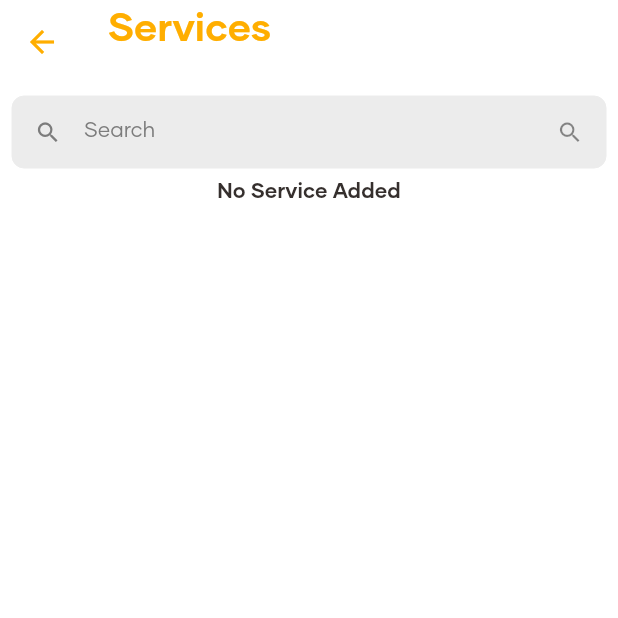
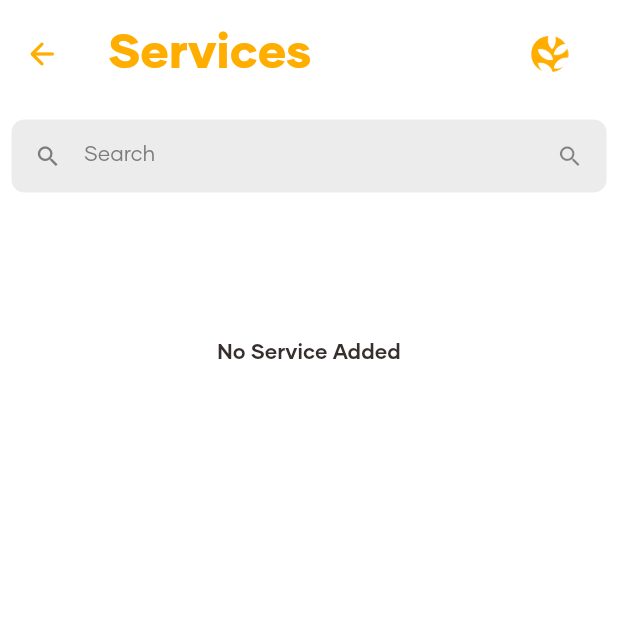
Before and after one commit to Mavuno-Hub/Mavuno-Hub, a Flutter app: the Services screen opened directly, on a phone screen of 412 x 824 dp, the top half of it. Run offline on Flutter 3.47's test engine with Material 2 defaults, Android fonts, the phone set to English and light mode, and no system bars; our stand-ins replace cloud_firestore, firebase_auth, firebase_core, get, intl_phone_field, shared_preferences; accounts and stored records are empty.

```diff
--- a/lib/components/custom_button.dart
+++ b/lib/components/custom_button.dart
@@ -61,8 +61,9 @@ class _FormButtonState extends State<FormButton> {
                 if (widget.isLoading)
                   Center(
                     child: CircularProgressIndicator(
+                      color: Theme.of(context).colorScheme.background,
                       valueColor:
-                          AlwaysStoppedAnimation<Color>(Theme.of(context).colorScheme.secondary),
+                          AlwaysStoppedAnimation<Color>(Theme.of(context).colorScheme.background),
                     ),
                   ),
               ],
--- a/lib/screens/app_screens/log_in_page.dart
+++ b/lib/screens/app_screens/log_in_page.dart
@@ -291,7 +291,10 @@ class _MobileLogInState extends State<MobileLogIn> {
             MaterialPageRoute(
               builder: (context) => MobileScaffold(username: fetchUsername),
             ),
+
           );
+          snacky.showSnackBar("Log In Successful",
+          isError: false);
           _usernameController.clear();
           _passwordController.clear();
         } else {
--- a/lib/screens/app_screens/services.dart
+++ b/lib/screens/app_screens/services.dart
@@ -2,6 +2,8 @@ import 'package:cloud_firestore/cloud_firestore.dart';
 import 'package:flutter/material.dart';
 import 'package:get/get.dart';
 import 'package:intl/intl.dart';
+import 'package:mavunohub/components/appbar.dart';
+import 'package:mavunohub/styles/pallete.dart';
 import 'package:mavunohub/user_controller.dart';
 
 class Services extends StatefulWidget {
@@ -25,28 +27,32 @@ class _ServicesState extends State<Services> {
     return SafeArea(
       child: Scaffold(
         backgroundColor: Theme.of(context).colorScheme.background,
+        appBar: const CustomAppBar(title: 'Services'),
         body: CustomScrollView(
           slivers: <Widget>[
-            SliverAppBar(
-              expandedHeight: 10.0,
-              floating: true,
-              pinned: false,
-              flexibleSpace: FlexibleSpaceBar(
-                title: Align(
-                  alignment: Alignment.centerLeft,
-                  child: Text(
-                    'Services',
-                    style: TextStyle(
-                      fontFamily: 'Gilmer',
-                      fontSize: 26,
-                      color: Theme.of(context).colorScheme.tertiary,
-                      fontWeight: FontWeight.w700,
-                    ),
-                    textAlign: TextAlign.start,
-                  ),
-                ),
-              ),
-            ),
+            // SliverAppBar(
+            //   expandedHeight: 100.0,
+            //   floating: true,
+            //   pinned: false,
+            //   flexibleSpace: FlexibleSpaceBar(
+            //     title: Align(
+            //       alignment: Alignment.centerLeft,
+            //       child: Padding(
+            //         padding: const EdgeInsets.symmetric(vertical: 25.0),
+            //         child: Text(
+            //           'Services',
+            //           style: TextStyle(
+            //             fontFamily: 'Gilmer',
+            //             fontSize: 26,
+            //             color: Theme.of(context).colorScheme.tertiary,
+            //             fontWeight: FontWeight.w700,
+            //           ),
+            //           textAlign: TextAlign.start,
+            //         ),
+            //       ),
+            //     ),
+            //   ),
+            // ),
             SliverToBoxAdapter(
               child: SearchBar(handleSearch: (searchQuery) {
                 // Implement search logic here
@@ -191,13 +197,19 @@ class _ServiceListState extends State<ServiceList> {
   Widget build(BuildContext context) {
     if (isLoading) {
       // Display a loading indicator while data is being fetched.
-      return Center(
-        child: CircularProgressIndicator(),
+      return Container(
+        height: 400,
+        child: const Center(
+          child: CircularProgressIndicator(color: AppColor.yellow),
+        ),
       );
     } else if (services.isEmpty) {
       // Display "No Service Added" message when the 'farm_setup' collection is empty or doesn't exist.
-      return Center(
-        child: Text("No Service Added"),
+      return Container(
+        height: 200,
+        child: Center(
+          child: Text("No Service Added"),
+        ),
       );
     }
 
@@ -239,7 +251,7 @@ class _ServiceListState extends State<ServiceList> {
     final dateFormat = DateFormat('MMM d, y'); // Customize the format as needed
 
     return Padding(
-      padding: const EdgeInsets.all(8.0),
+      padding: const EdgeInsets.all(1.0),
       child: Card(
         elevation: 0,
         shape: RoundedRectangleBorder(
```
